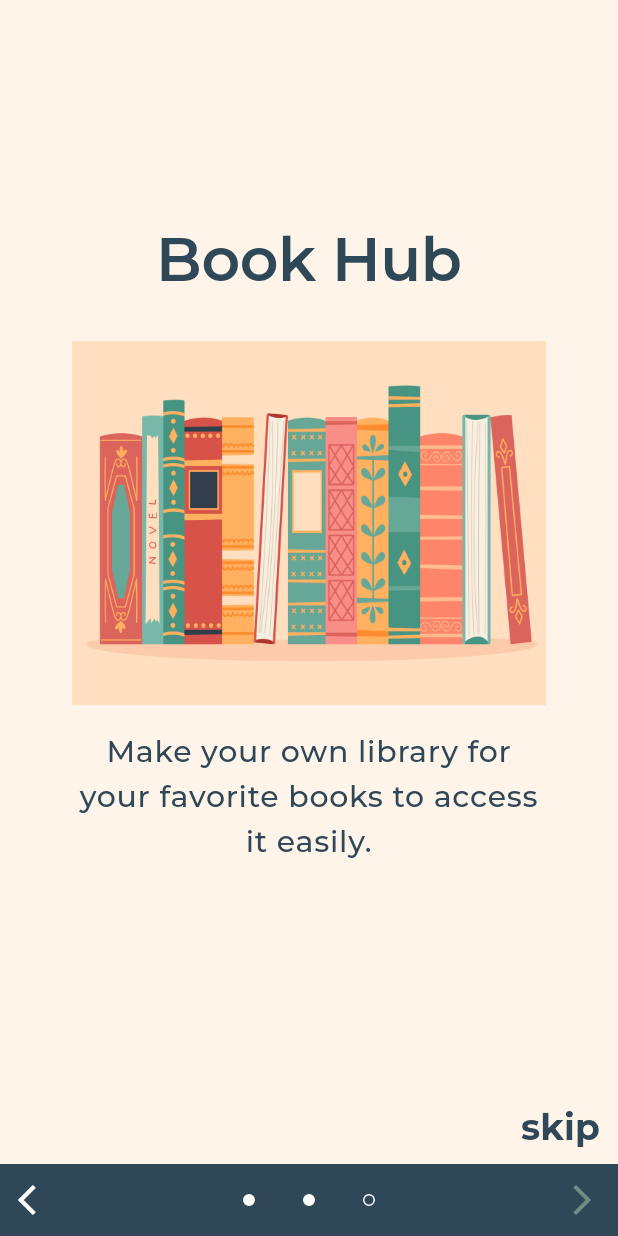
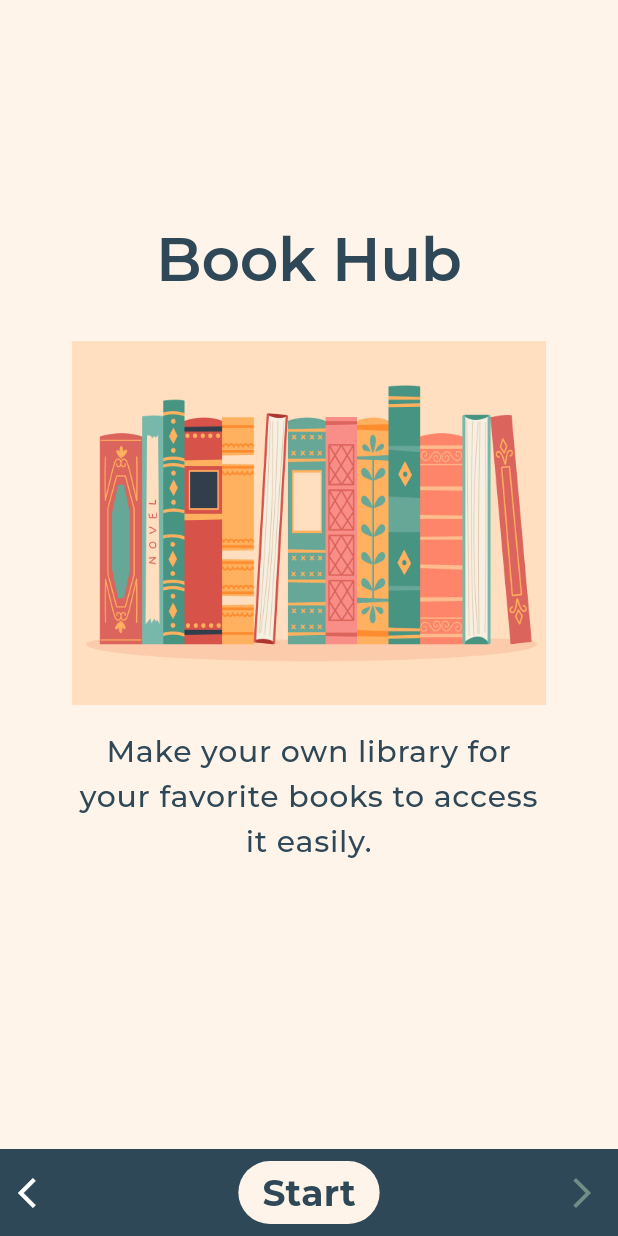
Before and after one commit to AbdullahEmadEldin/tut_app, a Flutter app: the screen it shows after launch, swiped to page 3, on a phone screen of 412 x 824 dp. Run offline on Flutter 3.47's test engine with Material 3 defaults, Android fonts, the phone set to English and light mode, and no system bars; our stand-ins replace bloc, carousel_slider, device_preview, dio, easy_localization, flutter_bloc and 9 more; accounts and stored records are empty; project files that could hold a hidden picture were left out.

Commit message:
Edit UI to avoid bottom sheet glitch

```diff
--- a/assets/translations/ar.json
+++ b/assets/translations/ar.json
@@ -6,7 +6,7 @@
     "on_boarding_sub_title_1": "استكشف العديد من الكتب في مختلف الفئات. لديك صلاحية الوصول إلى ملايين الكتب.",
     "on_boarding_sub_title_2": "باستخدام محرك بحث جوجل للكتب ستتمكن من إيجاد كتابك حتماً مهما كان نادراً.",
     "on_boarding_sub_title_3": "قم بإنشاء مكتبتك الخاصة من كتبك المفضلة للوصول لها بسهولة.",
-    "skip": "تخطي",
+    "skip": "أبدأ",
     "login": "تسجيل الدخول",
     "login_success_msg": "تم تسجيل الدخول",
     "register": "حساب جديد",
--- a/assets/translations/en.json
+++ b/assets/translations/en.json
@@ -6,7 +6,7 @@
     "on_boarding_sub_title_1": "Explore a wide range books of different categories. with access to millions of books.",
     "on_boarding_sub_title_2": "Using Google books search engine you will definitely find your book however it's rare.",
     "on_boarding_sub_title_3": "Make your own library for your favorite books to access it easily.",
-    "skip": "skip",
+    "skip": "Start",
     "login": "Login",
     "login_success_msg": "Login successfully",
     "register": "Register",
--- a/lib/modules/onBoarding/view/widget/on_boarding_bottom_sheet.dart
+++ b/lib/modules/onBoarding/view/widget/on_boarding_bottom_sheet.dart
@@ -34,16 +34,6 @@ class _OnBoardingBottomSheetWidgetState
         mainAxisSize: MainAxisSize.min,
         crossAxisAlignment: CrossAxisAlignment.end,
         children: [
-          TextButton(
-            onPressed: widget.onSkipFunction,
-            child: Text(
-              AppStrings.skip.tr(),
-              style: Theme.of(context)
-                  .textTheme
-                  .titleSmall!
-                  .copyWith(fontWeight: FontWeight.bold),
-            ),
-          ),
           Container(
             color: AppColors().colorScheme.primary,
             child: Row(
@@ -62,7 +52,27 @@ class _OnBoardingBottomSheetWidgetState
                         : AppColors().colorScheme.white,
                   ),
                 ),
-                Row(children: [
+                widget.viewModel.currentIndex ==
+                        widget.viewModel.getOnBoardingObjects().length - 1
+                    ? TextButton(
+                        onPressed: widget.onSkipFunction,
+                        child: Container(
+                          padding: const EdgeInsets.symmetric(
+                              vertical: 4, horizontal: 16),
+                          decoration: BoxDecoration(
+                            color: AppColors().colorScheme.background,
+                            borderRadius: BorderRadius.circular(32),
+                          ),
+                          child: Text(
+                            AppStrings.skip.tr(),
+                            style: Theme.of(context)
+                                .textTheme
+                                .titleSmall!
+                                .copyWith(fontWeight: FontWeight.bold),
+                          ),
+                        ),
+                      )
+                    : Row(children: [
                         /// why not use .map call back?
                         /// because we need to get the index and if we use .map code will be messy.
                         for (int i = 0;
```
Lines whose indentation alone changed are shown as unchanged.
